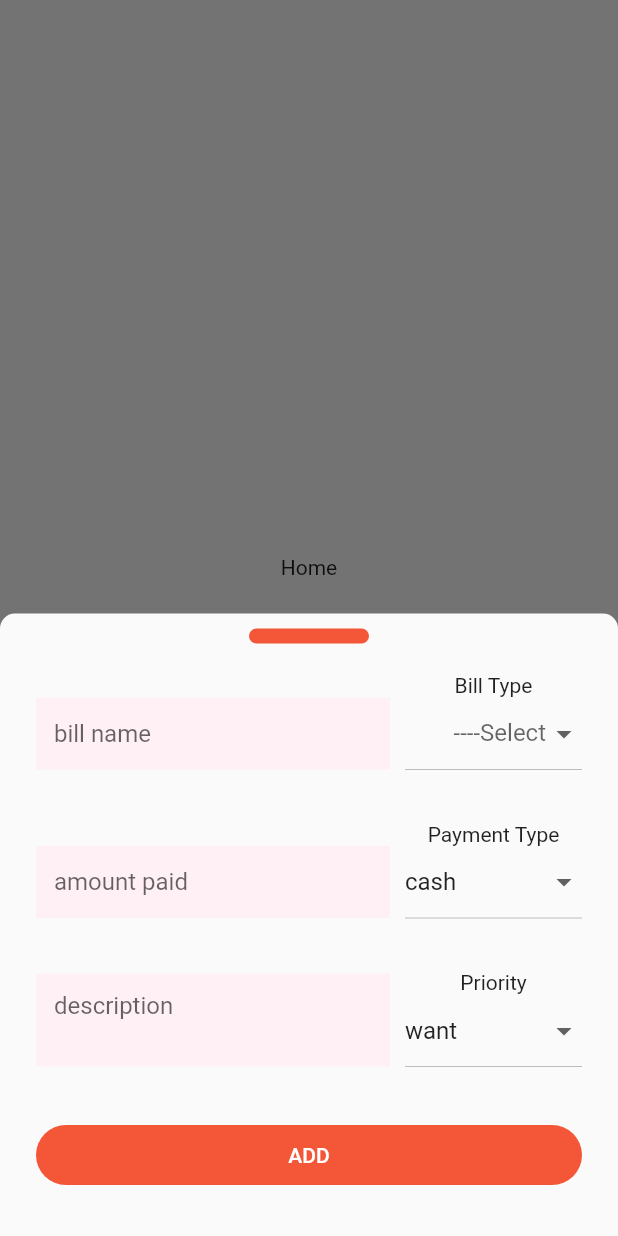
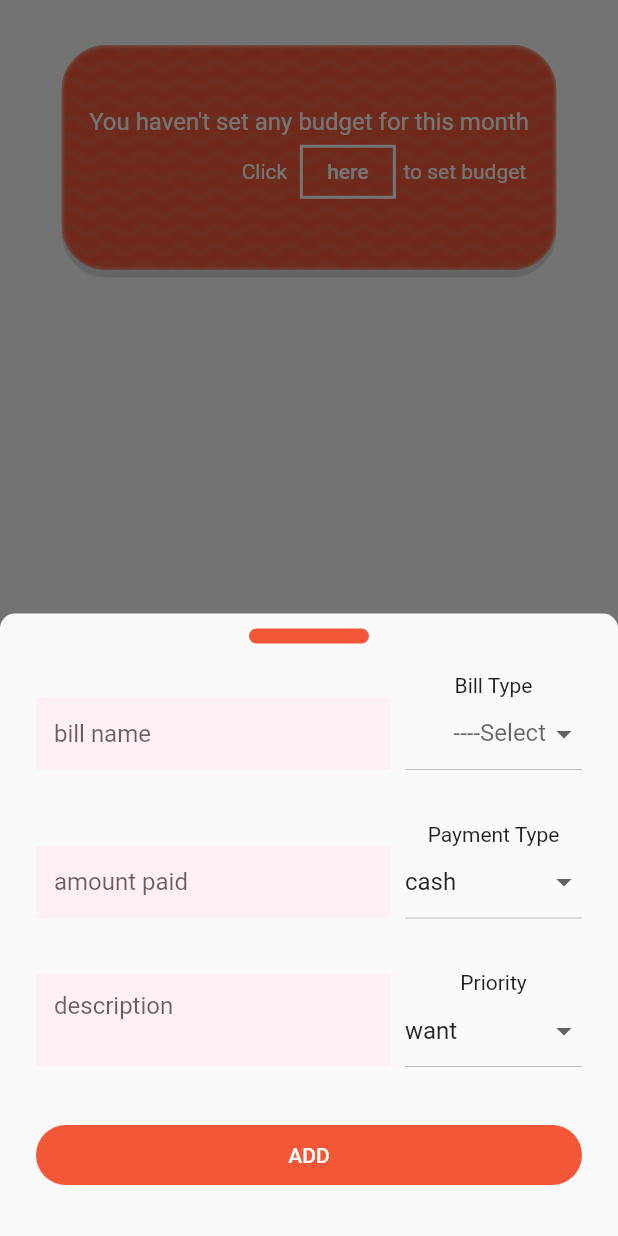
Before and after one commit to Issah-Dundason/spender, a Flutter app: the screen it shows after launch, item 2 of the bottom bar chosen, on a phone screen of 412 x 824 dp. Run offline on Flutter 3.47's test engine with Material 2 defaults, Android fonts, the phone set to English and light mode, and no system bars; our stand-ins replace bloc, equatable, flutter_bloc, sqflite; accounts and stored records are empty.

Commit message:
add widget to display when no budget has been set for the current month

```diff
--- a/lib/bloc/home_state.dart
+++ b/lib/bloc/home_state.dart
@@ -5,14 +5,13 @@ import '../service/database.dart';
 
 class HomeState extends Equatable {
   final Financials? currentFinancials;
-  final List<ProductType> productTypes;
 
-  const HomeState({this.currentFinancials, this.productTypes = const []});
+  const HomeState({this.currentFinancials});
 
   HomeState copyWith({Financials? financials, List<ProductType>? productTypes}) {
     return HomeState(
         currentFinancials: financials ?? currentFinancials,
-        productTypes: productTypes ?? this.productTypes);
+        );
   }
 
   @override
--- /dev/null
+++ b/lib/components/no_budget.dart
@@ -0,0 +1,63 @@
+import 'dart:ui';
+
+import 'package:flutter/material.dart';
+
+class NoBudgetWidget extends StatelessWidget {
+  const NoBudgetWidget({Key? key}) : super(key: key);
+
+  @override
+  Widget build(BuildContext context) {
+    return Container(
+      clipBehavior: Clip.antiAlias,
+      height: 150,
+      width: MediaQuery.of(context).size.width * 0.8,
+      decoration: BoxDecoration(
+        color: Theme.of(context).colorScheme.secondary,
+        image: const DecorationImage(image: AssetImage("assets/images/no_budget.png", ), fit: BoxFit.cover),
+        borderRadius: BorderRadius.circular(30),
+        boxShadow: const [
+          BoxShadow(color: Colors.black12, offset: Offset(0, 5)),
+        ]
+      ),
+      child: BackdropFilter(
+        filter: ImageFilter.blur(sigmaX: 1.5, sigmaY: 1.5),
+        child: Column(
+          mainAxisSize: MainAxisSize.min,
+          mainAxisAlignment: MainAxisAlignment.center,
+          children: [
+             Text("You haven't set any budget for this month", style: TextStyle(
+               fontSize: 16,
+              color: Theme.of(context).colorScheme.onSecondary
+            ),),
+            Padding(
+              padding: const EdgeInsets.only(right: 20.0),
+              child: Row(
+                mainAxisAlignment: MainAxisAlignment.end,
+                children: [
+                   Text("Click ", style: TextStyle(
+                      color: Theme.of(context).colorScheme.onSecondary
+                  )),
+                  const SizedBox(width: 5,),
+                  TextButton(
+                    onPressed: () {},
+                    style: TextButton.styleFrom(
+                      shape:  RoundedRectangleBorder(side: BorderSide(width: 2, color: Theme.of(context).colorScheme.onSecondary)),
+                      padding: EdgeInsets.zero
+                    ),
+                    child:  Text("here", style: TextStyle(
+                        color: Theme.of(context).colorScheme.onSecondary
+                    )),
+                  ),
+                  const SizedBox(width: 5,),
+                   Text("to set budget", style: TextStyle(
+                       color: Theme.of(context).colorScheme.onSecondary
+                   ))
+                ],
+              ),
+            )
+          ],
+        ),
+      ),
+    );
+  }
+}
--- a/lib/pages/home_page.dart
+++ b/lib/pages/home_page.dart
@@ -1,10 +1,18 @@
 import 'package:flutter/material.dart';
+import 'package:spender/components/no_budget.dart';
 
 class HomePage extends StatelessWidget {
   const HomePage({Key? key}) : super(key: key);
 
   @override
   Widget build(BuildContext context) {
-    return const Center(child: Text("Home"),);
+    return Scaffold(body: ListView(
+      children: [
+        SizedBox(height: 30,),
+        Align(
+          alignment: Alignment.center,
+            child: NoBudgetWidget())
+      ],
+    ),);
   }
 }
```
Also changed, not shown: pubspec.yaml (+4 -3 lines), assets/images/no_budget.png (added), pubspec.lock.
